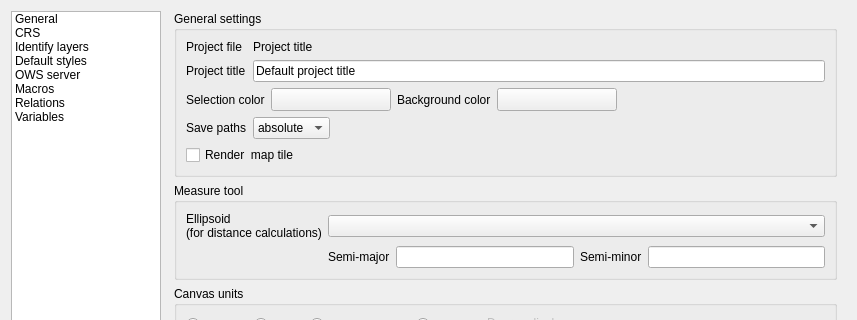
Qt form src/ui/qgsprojectpropertiesbase.ui (carsmie/QGIS) before a commit; both pictures show x 0 to 857 and y 0 to 320 of the 857 by 830 pixel window.
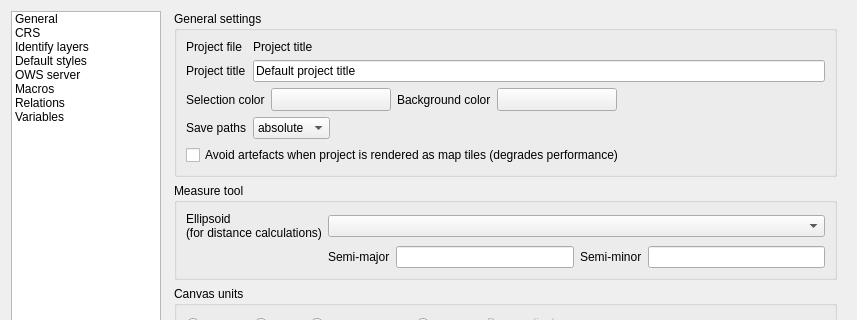
The same form after that commit. Icons and pictures are not drawn. Custom widgets are drawn as their Qt base class.

Commit message: Reword render map tiles option for clarity, add tooltip

Patch:
```diff
--- a/src/ui/qgsprojectpropertiesbase.ui
+++ b/src/ui/qgsprojectpropertiesbase.ui
@@ -455,10 +455,10 @@
                     </item>
                    </widget>
                   </item>
-                  <item row="4" column="0" colspan="2">
+                  <item row="4" column="0" colspan="4">
                    <widget class="QCheckBox" name="mMapTileRenderingCheckBox">
                     <property name="text">
-                     <string>Render  map tile</string>
+                     <string>Avoid artefacts when project is rendered as map tiles (degrades performance)</string>
                     </property>
                    </widget>
                   </item>
```
Left out of the diff: 15 changed lines with no effect on the pictures.
